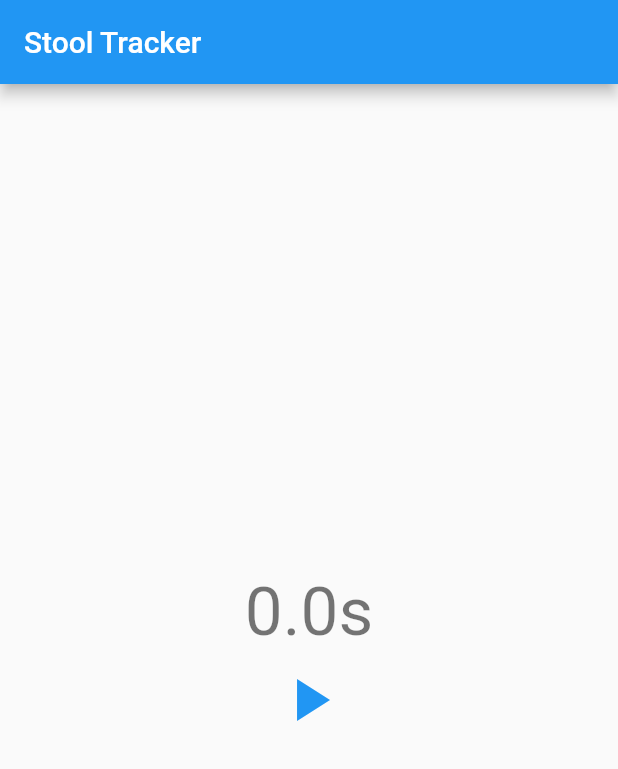
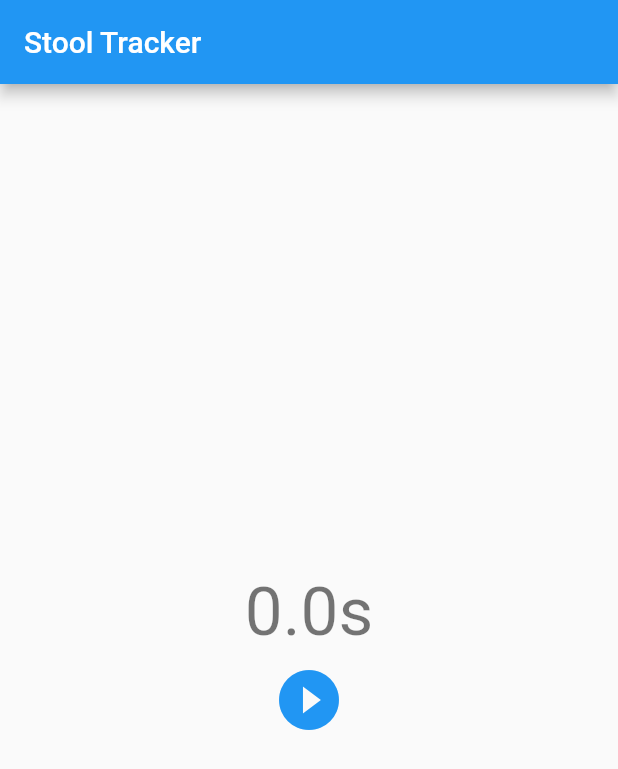
Before and after one commit to Jtfinlay/time-tracker, a Flutter app: the screen it shows after launch, on a phone screen of 412 x 824 dp. Shown: the top 769 px of the screen. Run offline on Flutter 3.47's test engine with Material 2 defaults, Android fonts, the phone set to English and light mode, and no system bars.

Commit message:
working on reset button position

```diff
--- a/lib/timerWidget.dart
+++ b/lib/timerWidget.dart
@@ -6,11 +6,12 @@ class TimerWidget extends StatefulWidget {
   State createState() => new TimerWidgetState();
 }
 
-class TimerWidgetState extends State<TimerWidget> with SingleTickerProviderStateMixin {
+class TimerWidgetState extends State<TimerWidget>
+    with SingleTickerProviderStateMixin {
   AnimationController _controller;
   Stopwatch _stopWatch;
 
-  var _actionIcon = Icons.play_arrow;
+  var _actionIcon = Icons.play_circle_filled;
   var _actionColor = Colors.blue;
   var _toolTip = 'Start timer';
 
@@ -18,10 +19,9 @@ class TimerWidgetState extends State<TimerWidget> with SingleTickerProviderState
   void initState() {
     super.initState();
     _controller = new AnimationController(
-          duration: const Duration(milliseconds: 20), vsync: this)
+        duration: const Duration(milliseconds: 15), vsync: this)
       ..addStatusListener((AnimationStatus status) {
-          if (status == AnimationStatus.completed)
-          {
+        if (status == AnimationStatus.completed) {
           _controller.value = 0.0;
           _controller.forward();
         }
@@ -38,45 +38,110 @@ class TimerWidgetState extends State<TimerWidget> with SingleTickerProviderState
     super.dispose();
   }
 
-  void _actionButtonPressed() {
-    if (_stopWatch.isRunning) {
+  bool _isRunning() => _stopWatch.isRunning;
+
+  bool _isResetButtonVisible() => _stopWatch.elapsedMilliseconds > 0;
+
+  void _stop() {
     _stopWatch.stop();
 
-      _actionIcon = Icons.play_arrow;
+    _actionIcon = Icons.play_circle_filled;
     _actionColor = Colors.blue;
     _toolTip = 'Start timer';
-    } else {
+
+    setState(() {});
+  }
+
+  void _start() {
     _stopWatch.start();
 
     _actionIcon = Icons.stop;
     _actionColor = Colors.red;
     _toolTip = 'Stop timer';
+
+    setState(() {});
   }
+
+  void _reset() {
+    _stop();
+    _stopWatch.reset();
     setState(() {});
   }
 
   @override
   Widget build(BuildContext context) {
     return new Center(
-        child: new Container(
-            height: 400.0,//_animation.value,
+        child: new Stack(
+            children: <Widget>[
+              new Align(
                 child: new Column(
                   mainAxisAlignment: MainAxisAlignment.center,
+                  crossAxisAlignment: CrossAxisAlignment.center,
                   children: <Widget>[
                     new Text(
-                      '${(_stopWatch.elapsedMilliseconds / 1000).toString()}s',
-                      style: Theme.of(context).textTheme.display2
+                        '${(_stopWatch.elapsedMilliseconds / 1000)
+                            .toString()}s',
+                        style: Theme
+                            .of(context)
+                            .textTheme
+                            .display2
                     ),
                     new IconButton(
                         icon: new Icon(_actionIcon),
                         iconSize: 48.0,
                         color: _actionColor,
                         tooltip: _toolTip,
-                      onPressed: _actionButtonPressed,
+                        onPressed: () => _isRunning() ? _stop() : _start(),
+                        ),
+                  ]
+                )
+              ),
+              new Align(
+                alignment: Alignment.bottomCenter,
+                child: _isResetButtonVisible() ? new IconButton(
+                    icon: new Icon(Icons.replay),
+                    iconSize: 48.0,
+                    color: Colors.blue,
+                    tooltip: 'Reset timer',
+                    onPressed: _reset,
+                    ) : new Container(),
               ),
             ],
-                )
-        )
+          ),
         );
+
+
+//      child: new Column(
+//        mainAxisAlignment: MainAxisAlignment.center,
+//        crossAxisAlignment: CrossAxisAlignment.center,
+//        children: <Widget>[
+//          new Text(
+//              '${(_stopWatch.elapsedMilliseconds / 1000).toString()}s',
+//              style: Theme.of(context).textTheme.display2
+//          ),
+//          new IconButton(
+//              icon: new Icon(_actionIcon),
+//              iconSize: 48.0,
+//              color: _actionColor,
+//              tooltip: _toolTip,
+//              onPressed: () => _isRunning() ? _stop() : _start(),
+//              ),
+//          new Row(
+//            mainAxisAlignment: MainAxisAlignment.center,
+//            children: <Widget>[
+//              new FloatingActionButton(
+//                onPressed: _reset,
+//                tooltip: 'Reset timer',
+//                child: new Icon(Icons.replay),
+//              ),
+//            ],
+//          ),
+//          _isResetButtonVisible() ? new IconButton(
+//              icon: new Icon(Icons.replay),
+//              iconSize: 48.0,
+//              color: Colors.blue,
+//              tooltip: 'Reset timer',
+//              onPressed: _reset,
+//              ) : new Container(),
   }
 }
```
Lines whose indentation alone changed are shown as unchanged.
